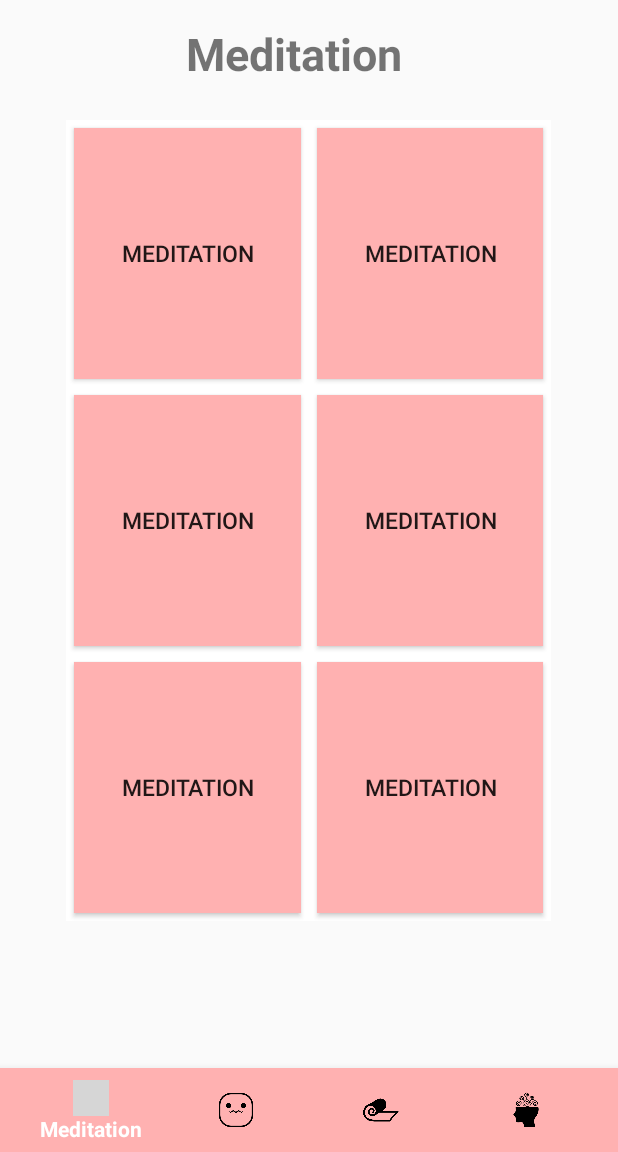
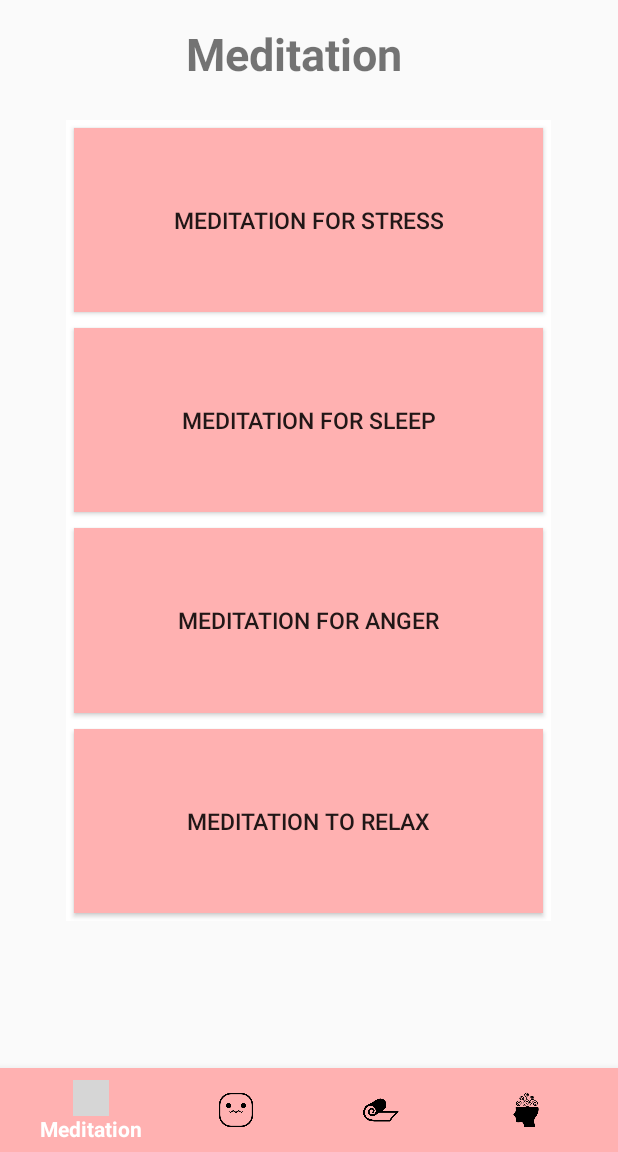
Before and after one commit to mahika-kapoor/MADProject, an Android app: the MeditationFragment screen opened through its navigation route, on a phone screen of 412 x 824 dp, the part 84-1236 px from its top. Run offline under Robolectric (Android 15) with nearby library versions, the phone set to English and light mode, and no system bars; our stand-ins replace Firebase (no records; nobody signed in at launch, a user with empty details on screens opened directly), navigation-ui; 7 statements that could not run were skipped; grey boxes are pictures that could not be loaded.

```diff
--- a/app/src/main/java/com/entropy/selfcare/MeditationFragment.java
+++ b/app/src/main/java/com/entropy/selfcare/MeditationFragment.java
@@ -1,12 +1,16 @@
 package com.entropy.selfcare;
 
+import android.content.Intent;
 import android.os.Bundle;
 
+import androidx.annotation.NonNull;
+import androidx.annotation.Nullable;
 import androidx.fragment.app.Fragment;
 
 import android.view.LayoutInflater;
 import android.view.View;
 import android.view.ViewGroup;
+import android.widget.Button;
 
 /**
  * A simple {@link Fragment} subclass.
@@ -61,4 +65,43 @@ public class MeditationFragment extends Fragment {
         // Inflate the layout for this fragment
         return inflater.inflate(R.layout.fragment_meditation, container, false);
     }
+
+    @Override
+    public void onViewCreated(@NonNull View view, @Nullable Bundle savedInstanceState) {
+        super.onViewCreated(view, savedInstanceState);
+        Button mbutton1 = null;
+        Button mbutton2 = null;
+        Button mbutton3 = null;
+        Button mbutton4 = null;
+        setContentView(R.layout.fragment_meditation);
+
+            super.onCreate(savedInstanceState);
+            setContentView(R.layout.fragment_meditation);
+            mbutton1 = mbutton1.findViewById(R.id.button1);
+            mbutton2 = mbutton1.findViewById(R.id.button2);
+            mbutton3 = mbutton1.findViewById(R.id.button3);
+            mbutton4 = mbutton1.findViewById(R.id.button4);
+            mbutton1.setOnClickListener(new View.OnClickListener() {
+                @Override
+                public void onClick(View v){
+                    startActivity(new Intent(getActivity(), medforstress.class));
+                }
+            });
+            mbutton2.setOnClickListener(new View.OnClickListener() {
+                @Override
+                public void onClick(View v){
+                    startActivity(new Intent(getActivity(), medforsleep.class));
+                }
+            });
+            mbutton3.setOnClickListener(new View.OnClickListener() {
+                @Override
+                public void onClick(View v){
+                    startActivity(new Intent(getActivity(), medforsleep.class));
+                }
+            });
+
+    }
+
+    private void setContentView(int fragment_meditation) {
+    }
 }
--- a/app/src/main/java/com/entropy/selfcare/Profile.java
+++ b/app/src/main/java/com/entropy/selfcare/Profile.java
@@ -25,7 +25,7 @@ public class Profile extends AppCompatActivity {
     @Override
     protected void onCreate(Bundle savedInstanceState) {
         super.onCreate(savedInstanceState);
-        setContentView(R.layout.activity_profile);
+        setContentView(R.layout.fragment_profile);
         fullName = findViewById(R.id.txtProfileName);
         email = findViewById(R.id.txtProfileEmail);
 
--- a/app/src/main/res/layout/activity_medforsleep.xml
+++ b/app/src/main/res/layout/activity_medforsleep.xml
@@ -8,8 +8,8 @@
     <TextView
         android:layout_width="wrap_content"
         android:layout_height="wrap_content"
-        android:text="Meditation for Stress"
-        android:layout_marginHorizontal="150dp"
+        android:text="Meditation for Sleep"
+        android:layout_marginHorizontal="100dp"
         android:layout_marginTop="10dp"
         android:textSize="20sp" />
 
--- a/app/src/main/res/layout/fragment_home.xml
+++ b/app/src/main/res/layout/fragment_home.xml
@@ -19,7 +19,7 @@
         android:layout_width="300dp"
         android:layout_height="wrap_content"
         android:layout_gravity="center"
-        android:text="Welcome to a space with where you can leave your maladies behind"
+        android:text="Welcome to a space where you can leave your worries behind"
         android:textAlignment="center"
         android:layout_marginTop="80dp"
         android:textColor="#CA5A5A"
--- a/app/src/main/res/layout/fragment_meditation.xml
+++ b/app/src/main/res/layout/fragment_meditation.xml
@@ -23,8 +23,8 @@
         android:layout_gravity="center_horizontal"
         android:layout_margin="80sp"
         android:background="@color/white"
-        android:columnCount="2"
-        android:rowCount="3">
+        android:columnCount="1"
+        android:rowCount="4">
 
         <Button
             android:id="@+id/button1"
@@ -33,58 +33,40 @@
             android:layout_gravity="fill"
             android:layout_margin="5sp"
             android:background="@color/pinkish"
-            android:text="Meditation"
+            android:text="Meditation for Stress"
             android:textSize="15sp" />
 
         <Button
             android:id="@+id/button2"
 
             android:layout_rowWeight="1"
-            android:layout_columnWeight="1"
+            android:layout_columnWeight="2"
             android:layout_margin="5sp"
             android:background="@color/pinkish"
-            android:text="Meditation"
+            android:text="Meditation for Sleep"
             android:textSize="15sp" />
 
         <Button
             android:id="@+id/button3"
             android:layout_rowWeight="1"
-            android:layout_columnWeight="1"
+            android:layout_columnWeight="2"
             android:layout_gravity="fill"
             android:layout_margin="5sp"
             android:background="@color/pinkish"
-            android:text="Meditation"
+            android:text="Meditation for Anger"
             android:textSize="15sp" />
 
         <Button
             android:id="@+id/button4"
             android:layout_rowWeight="1"
-            android:layout_columnWeight="1"
+            android:layout_columnWeight="2"
             android:layout_gravity="fill"
             android:layout_margin="5sp"
             android:background="@color/pinkish"
-            android:text="Meditation"
+            android:text="Meditation to Relax"
             android:textSize="15sp" />
 
-        <Button
-            android:id="@+id/button5"
-            android:layout_rowWeight="1"
-            android:layout_columnWeight="1"
-            android:layout_gravity="fill"
-            android:layout_margin="5sp"
-            android:background="@color/pinkish"
-            android:text="Meditation"
-            android:textSize="15sp" />
 
-        <Button
-            android:id="@+id/button6"
-            android:layout_rowWeight="1"
-            android:layout_columnWeight="1"
-            android:layout_gravity="fill"
-            android:layout_margin="5sp"
-            android:background="@color/pinkish"
-            android:text="Meditation"
-            android:textSize="15sp" />
 
     </GridLayout>
 </FrameLayout>
```
Also changed, not shown: app/src/main/java/com/entropy/selfcare/medforstress.java (+62 -1 lines), app/src/main/java/com/entropy/selfcare/meditation.java (+8 -3 lines), app/src/main/res/layout/activity_medforstress.xml (+44 -2 lines), app/src/main/res/layout/fragment_profile.xml (+14 -5 lines), app/src/main/res/drawable-hdpi/medstress.jpg (added).
